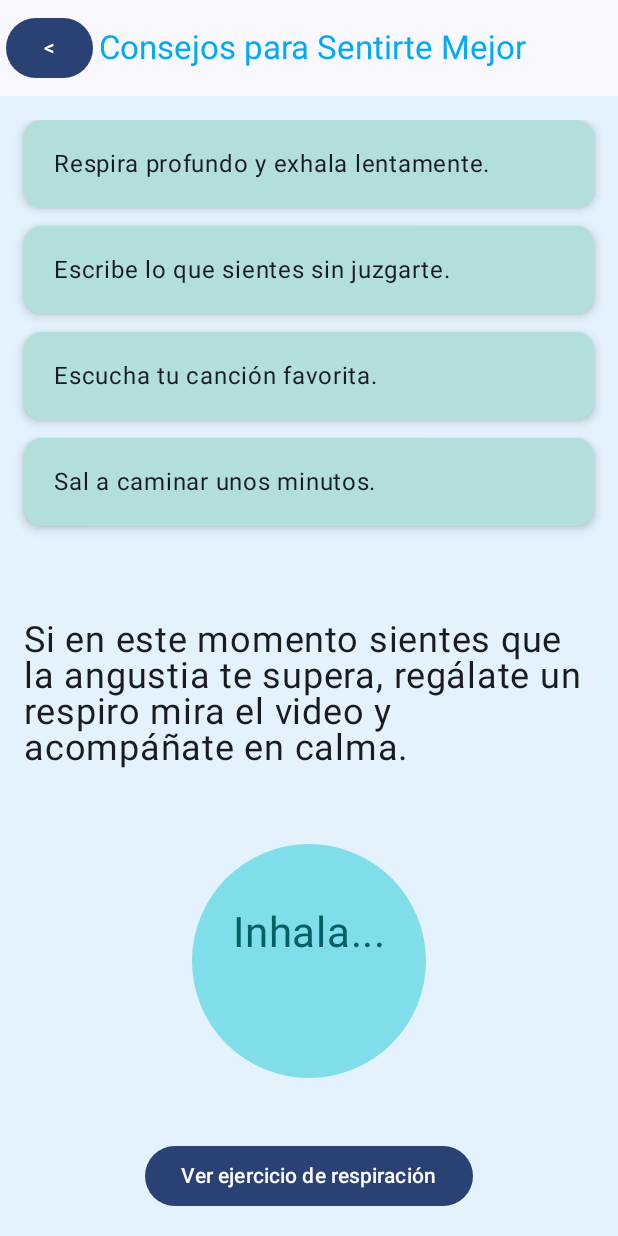
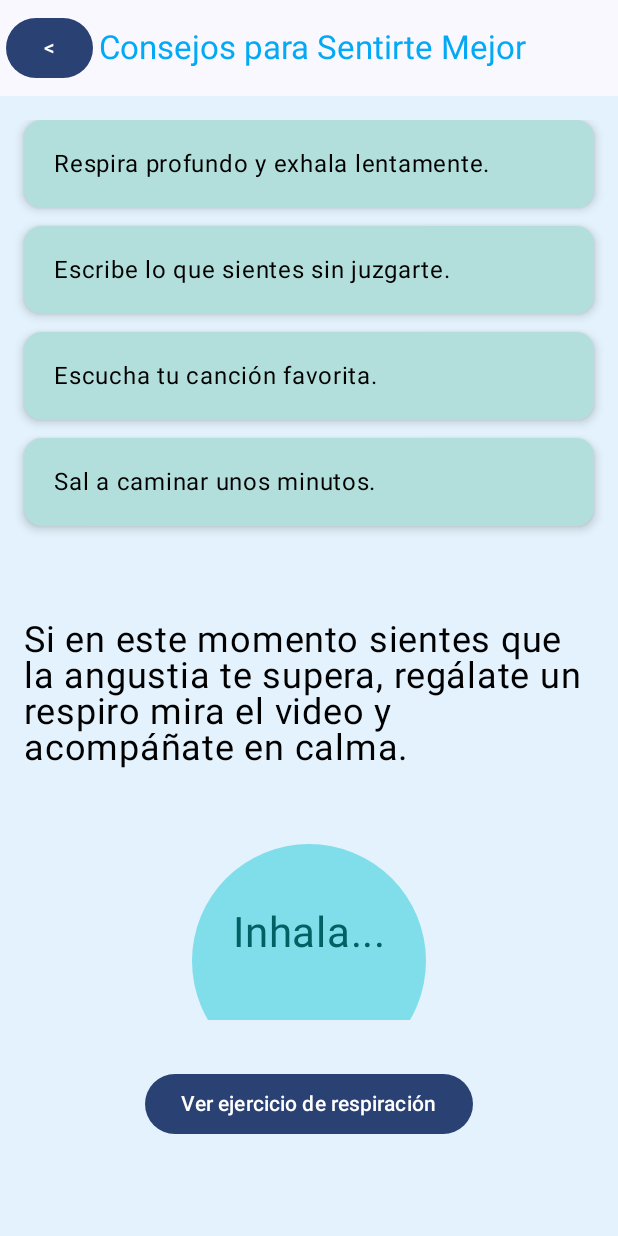
Before and after one commit to pametoro/AppApoyoEmocional, an Android app built with Jetpack Compose: the RecursosScreen screen opened through its navigation route, on a phone screen of 412 x 824 dp. Run offline under Robolectric (Android 15) with nearby library versions, the phone set to English and light mode, and no system bars.

Commit message:
ajustes finales

```diff
--- a/app/src/main/java/com/example/appapoyoemocional/view/EmocionScreen.kt
+++ b/app/src/main/java/com/example/appapoyoemocional/view/EmocionScreen.kt
@@ -87,7 +87,6 @@
                     .fillMaxSize(),
                 verticalArrangement = Arrangement.Top
             ) {
-                // Aquí usamos la descripción del estado (si es necesario)
                 Text(
                     text = estado.descripcion,
                     color = Color.DarkGray,
@@ -120,7 +119,7 @@
                     modifier = Modifier
                         .fillMaxWidth()
                         .height(200.dp),
-                    textStyle = LocalTextStyle.current.copy(color = Color.DarkGray)
+                    textStyle = LocalTextStyle.current.copy(color = Color.Black, fontSize = 18.sp)
                 )
 
                 Spacer(modifier = Modifier.height(24.dp))
--- a/app/src/main/java/com/example/appapoyoemocional/view/PaginaInicio.kt
+++ b/app/src/main/java/com/example/appapoyoemocional/view/PaginaInicio.kt
@@ -27,16 +27,14 @@
 import androidx.compose.ui.unit.sp
 import androidx.navigation.NavController
 import com.example.appapoyoemocional.R
-
 import com.example.appapoyoemocional.viewModel.InicioViewModel
-
-
 
 @OptIn(ExperimentalMaterial3Api::class)
 @Composable
 fun PaginaInicio(navController: NavController, viewModel: InicioViewModel) {
     val estado by viewModel.estado.collectAsState()
     val fondoPastel = Color(0xFFE3F2FD) // Azul cielo pastel
+
 
     Scaffold(
         topBar = {
@@ -60,18 +58,25 @@
                     .padding(innerPadding)
                     .padding(16.dp)
                     .fillMaxSize(),
-                verticalArrangement = Arrangement.Center,
+                verticalArrangement = Arrangement.Top,
                 horizontalAlignment = Alignment.CenterHorizontally
             ) {
+                Column(horizontalAlignment = Alignment.CenterHorizontally) {
                     Image(
                         painter = painterResource(id = R.drawable.logo_apoyo_emocional),
                         contentDescription = "Logo de Apoyo Emocional",
                         modifier = Modifier
-                        .size(280.dp)
-                        .padding(bottom = 8.dp)
+                            .size(220.dp)
+                            .padding(bottom = 16.dp)
                     )
+                }
 
-                Text(text = estado.descripcion, style = MaterialTheme.typography.bodyLarge,fontSize = 25.sp)
+                Text(
+                    text = estado.descripcion,
+                    style = MaterialTheme.typography.bodyLarge,
+                    fontSize = 25.sp,
+                    color = Color(0xFF006064)
+                )
 
                 Spacer(modifier = Modifier.height(24.dp))
 
@@ -84,8 +89,6 @@
 
                     Spacer(modifier = Modifier.height(16.dp))
 
-
-
                     Button(
                         onClick = {
                             val nombreSeguro = "Invitado" // o algún valor fijo
@@ -94,12 +97,12 @@
                     ) {
                         Text("Ir al Perfil")
                     }
-                }
                     Button(onClick = { navController.navigate("reconocimiento") }) {
                         Text("Iniciar reconocimiento facial")
-                }
 
                     }
                 }
             }
         }
+    }
+}
--- a/app/src/main/java/com/example/appapoyoemocional/view/RecursosView.kt
+++ b/app/src/main/java/com/example/appapoyoemocional/view/RecursosView.kt
@@ -64,6 +64,7 @@
             Box(
                 modifier = Modifier
                     .fillMaxWidth()
+                    .padding(bottom = 48.dp)
                     .padding(16.dp),
                 contentAlignment = Alignment.Center
             ) {
@@ -93,7 +94,8 @@
                     Text(
                         text = listaConsejos.value[index].texto,
                         modifier = Modifier.padding(20.dp),
-                        style = MaterialTheme.typography.bodyLarge
+                        style = MaterialTheme.typography.bodyLarge,
+                        color = Color.Black
                     )
                 }
             }
@@ -103,7 +105,8 @@
 
                 Text(
                     text = "Si en este momento sientes que la angustia te supera, regálate un respiro mira el video y acompáñate en calma.",
-                    style = MaterialTheme.typography.bodyLarge.copy(fontSize = 24.sp)
+                    style = MaterialTheme.typography.bodyLarge.copy(fontSize = 24.sp),
+                    color = Color.Black
                 )
 
                 Spacer(modifier = Modifier.height(50.dp))
--- a/app/src/main/java/com/example/appapoyoemocional/view/RespiraView.kt
+++ b/app/src/main/java/com/example/appapoyoemocional/view/RespiraView.kt
@@ -75,7 +75,8 @@
             Text(
                 text = "Respira profundamente y sigue las instrucciones del video",
                 style = MaterialTheme.typography.bodyLarge,
-                fontSize = 25.sp
+                fontSize = 25.sp,
+                color = Color.Black
             )
 
             Spacer(modifier = Modifier.height(24.dp))
--- a/app/src/main/java/com/example/appapoyoemocional/viewModel/RecFacialViewModel.kt
+++ b/app/src/main/java/com/example/appapoyoemocional/viewModel/RecFacialViewModel.kt
@@ -1,65 +1,32 @@
 package com.example.appapoyoemocional.viewModel
 
-import android.graphics.Bitmap
-import com.google.mlkit.vision.face.Face
+import androidx.compose.runtime.State
+import androidx.compose.runtime.mutableStateOf
 import androidx.lifecycle.ViewModel
-import androidx.lifecycle.viewModelScope
-import com.example.appapoyoemocional.data.modelo.RecFacialModel
-import com.google.mlkit.vision.common.InputImage
-import com.google.mlkit.vision.face.FaceDetection
-import com.google.mlkit.vision.face.FaceDetectorOptions
 import kotlinx.coroutines.flow.MutableStateFlow
 import kotlinx.coroutines.flow.StateFlow
-import kotlinx.coroutines.launch
 
-class RecFacialViewModel  : ViewModel() {
-    private val _faces = MutableStateFlow<List<Face>>(emptyList())
-    val faces: StateFlow<List<Face>> = _faces
+class RecFacialViewModel : ViewModel() {
+    // Estado para la emoción detectada
+    private val _emocion = MutableStateFlow("Esperando rostro...")
+    val emocion: StateFlow<String> = _emocion
+
+    // Simulación de estados para que la pantalla compile
+    private val _faces = MutableStateFlow(emptyList<Any>())
+    val faces: StateFlow<List<Any>> = _faces
 
     private val _error = MutableStateFlow<String?>(null)
     val error: StateFlow<String?> = _error
 
-    fun processImage(image: InputImage) {
-        RecFacialModel.detectFaces(
-            image,
-            onResult = { detectedFaces -> _faces.value = detectedFaces },
-            onError = { e -> _error.value = e.message }
-        )
+    /**
+     * Función que el CameraFaceDetector usará para actualizar la emoción.
+     */
+    fun updateDetectedEmotion(emotion: String) {
+        _emocion.value = emotion
     }
 
-    private val _emocion = MutableStateFlow("Desconocida")
-    val emocion: StateFlow<String> = _emocion
-
-    private val options = FaceDetectorOptions.Builder()
-        .setPerformanceMode(FaceDetectorOptions.PERFORMANCE_MODE_FAST)
-        .setLandmarkMode(FaceDetectorOptions.LANDMARK_MODE_ALL)
-        .setClassificationMode(FaceDetectorOptions.CLASSIFICATION_MODE_ALL)
-        .build()
-
-    private val detector = FaceDetection.getClient(options)
-
-    fun procesarImagen(bitmap: Bitmap) {
-        val image = InputImage.fromBitmap(bitmap, 0)
-
-        viewModelScope.launch {
-            detector.process(image)
-                .addOnSuccessListener { faces ->
-                    if (faces.isNotEmpty()) {
-                        val face = faces[0]
-                        val smilingProb = face.smilingProbability ?: -1f
-
-                        _emocion.value = if (smilingProb > 0.7f) {
-                            "Feliz"
-                        } else {
-                            "Serio"
-                        }
-                    } else {
-                        _emocion.value = "No detectado"
-                    }
-                }
-                .addOnFailureListener {
-                    _emocion.value = "Error"
-                }
-        }
+    // El método processImage ya no es necesario si usamos la cámara en vivo, pero se mantiene si lo necesitas para pruebas
+    fun processImage(image: Any) {
+        // Lógica de procesamiento de imagen estática (ahora ignorada)
     }
 }
--- /dev/null
+++ b/app/src/main/res/xml/file_paths.xml
@@ -0,0 +1,6 @@
+<?xml version="1.0" encoding="utf-8"?>
+<paths>
+    <external-files-path
+        name="my_images"
+        path="Pictures" />
+</paths>
--- a/gradle/libs.versions.toml
+++ b/gradle/libs.versions.toml
@@ -17,6 +17,9 @@
 playServicesMlkitFaceDetection = "17.1.0"
 uiTestJunit4 = "1.9.5"
 animationCore = "1.9.5"
+composeMaterial = "1.5.5"
+cameraView = "1.5.1"
+cameraLifecycle = "1.5.1"
 
 [libraries]
 androidx-core-ktx = { group = "androidx.core", name = "core-ktx", version.ref = "coreKtx" }
@@ -42,6 +45,9 @@
 play-services-mlkit-face-detection = { group = "com.google.android.gms", name = "play-services-mlkit-face-detection", version.ref = "playServicesMlkitFaceDetection" }
 androidx-ui-test-junit4 = { group = "androidx.compose.ui", name = "ui-test-junit4", version.ref = "uiTestJunit4" }
 androidx-compose-animation-core = { group = "androidx.compose.animation", name = "animation-core", version.ref = "animationCore" }
+androidx-compose-material = { group = "androidx.wear.compose", name = "compose-material", version.ref = "composeMaterial" }
+androidx-camera-view = { group = "androidx.camera", name = "camera-view", version.ref = "cameraView" }
+androidx-camera-lifecycle = { group = "androidx.camera", name = "camera-lifecycle", version.ref = "cameraLifecycle" }
 
 [plugins]
 android-application = { id = "com.android.application", version.ref = "agp" }
```
Also changed, not shown: app/build.gradle.kts (+9 -0 lines), app/src/main/AndroidManifest.xml (+12 -2 lines), app/src/main/java/com/example/appapoyoemocional/data/modelo/RecFacialModel.kt (+37 -8 lines), app/src/main/java/com/example/appapoyoemocional/view/CameraFaceDetector.kt (added, +107 -0 lines), app/src/main/java/com/example/appapoyoemocional/view/FormularioScreen.kt (+13 -4 lines), app/src/main/java/com/example/appapoyoemocional/view/RecFacialScreen.kt (+66 -56 lines), 1 other file. Lines whose indentation alone changed are shown as unchanged.
